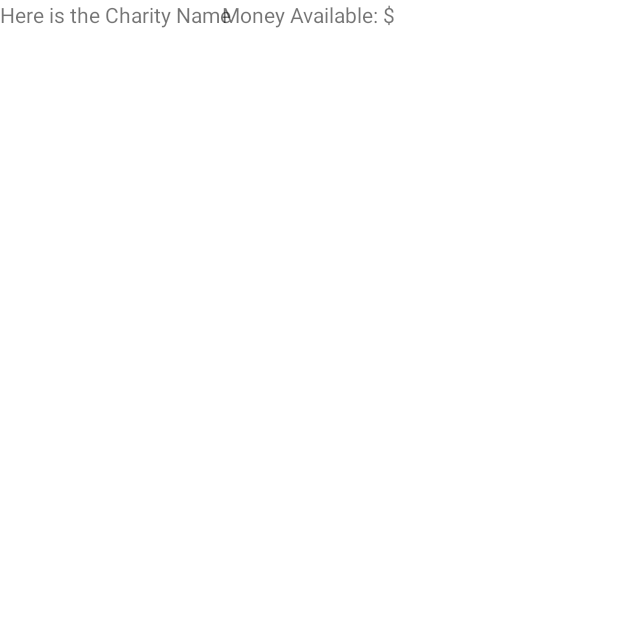
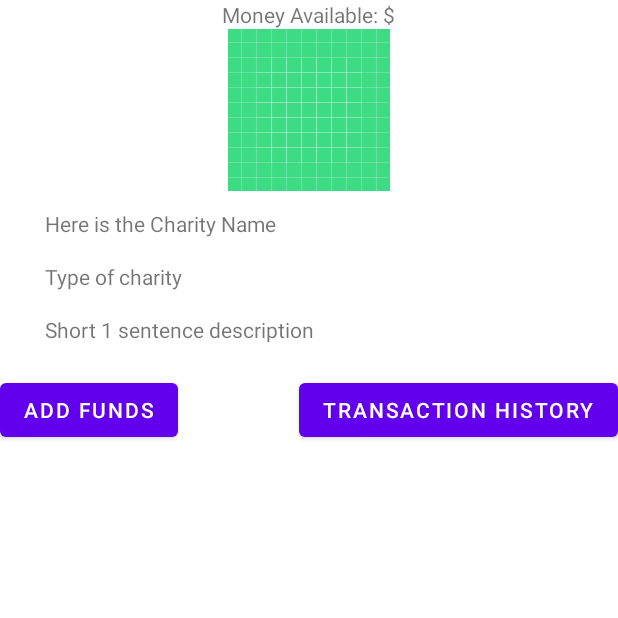
Before and after one commit to jrbjrb1212/Donatr, an Android app: the screen it shows after launch (MainActivity), on a phone screen of 412 x 824 dp, the top half of it. Run offline under Robolectric (Android 15) with nearby library versions, the phone set to English and light mode, and no system bars.

Commit message:
MainActivity xml, add funds xml, and code structure for add funds methods

```diff
--- a/app/src/main/res/layout/activity_main.xml
+++ b/app/src/main/res/layout/activity_main.xml
@@ -6,19 +6,31 @@
     android:layout_width="match_parent"
     android:layout_height="match_parent">
 
-
-    <TextView
-        android:layout_width="wrap_content"
-        android:layout_height="wrap_content"
-        android:text="Money Available: $"
+    <include
+        android:id="@+id/entireCharityInfo"
+        layout="@layout/card_view"
         app:layout_constraintEnd_toEndOf="parent"
         app:layout_constraintStart_toStartOf="parent"
         app:layout_constraintTop_toTopOf="parent" />
 
-    <include
-        android:id="@+id/scroller"
-        layout="@layout/card_view"
-        />
+    <Button
+        android:id="@+id/fundDialog"
+        android:layout_width="wrap_content"
+        android:layout_height="wrap_content"
+        android:text="Add Funds"
+        android:layout_marginTop="20dp"
+        app:layout_constraintTop_toBottomOf="@+id/entireCharityInfo"
+        app:layout_constraintStart_toStartOf="parent"/>
+
+    <Button
+        android:id="@+id/transHistory"
+        android:layout_width="wrap_content"
+        android:layout_height="wrap_content"
+        android:text="Transaction History"
+        android:layout_marginTop="20dp"
+        app:layout_constraintEnd_toEndOf="parent"
+        app:layout_constraintTop_toBottomOf="@+id/entireCharityInfo" />
+
 
 
 </androidx.constraintlayout.widget.ConstraintLayout>
--- a/app/src/main/res/layout/card_view.xml
+++ b/app/src/main/res/layout/card_view.xml
@@ -1,15 +1,60 @@
 <?xml version="1.0" encoding="utf-8"?>
 <androidx.constraintlayout.widget.ConstraintLayout xmlns:android="http://schemas.android.com/apk/res/android"
+    xmlns:app="http://schemas.android.com/apk/res-auto"
+    xmlns:tools="http://schemas.android.com/tools"
     android:layout_width="match_parent"
-    android:layout_height="match_parent">
+    android:layout_height="wrap_content"
+    android:layout_marginTop="50dp"
+    android:layout_marginHorizontal="30dp">
+
+    <TextView
+        android:id="@+id/moneyAvailable"
+        android:layout_width="wrap_content"
+        android:layout_height="wrap_content"
+        android:text="Money Available: $"
+        app:layout_constraintEnd_toEndOf="parent"
+        app:layout_constraintStart_toStartOf="parent"
+        app:layout_constraintTop_toTopOf="parent" />
 
     <ImageView
-        android:layout_width="wrap_content"
-        android:layout_height="wrap_content">
-    </ImageView>
+        android:id="@+id/charityPic"
+        android:layout_width="match_parent"
+        android:layout_height="wrap_content"
+        app:layout_constraintEnd_toEndOf="parent"
+        app:layout_constraintStart_toStartOf="parent"
+        app:layout_constraintTop_toBottomOf="@+id/moneyAvailable"
+        app:srcCompat="@drawable/ic_launcher_background"></ImageView>
 
     <TextView
-        android:layout_width="wrap_content"
+        android:id="@+id/charityName"
+        android:layout_width="match_parent"
         android:layout_height="wrap_content"
-        android:text="Here is the Charity Name"></TextView>
+        android:layout_marginTop="12dp"
+        android:text="Here is the Charity Name"
+        app:layout_constraintEnd_toEndOf="parent"
+        app:layout_constraintHorizontal_bias="0.498"
+        app:layout_constraintStart_toStartOf="parent"
+        app:layout_constraintTop_toBottomOf="@+id/charityPic" />
+
+    <TextView
+        android:id="@+id/charityType"
+        android:layout_width="match_parent"
+        android:layout_height="wrap_content"
+        android:layout_marginTop="16dp"
+        android:text="Type of charity"
+        app:layout_constraintEnd_toEndOf="parent"
+        app:layout_constraintStart_toStartOf="parent"
+        app:layout_constraintTop_toBottomOf="@+id/charityName" />
+
+    <TextView
+        android:id="@+id/shortBioCharity"
+        android:layout_width="match_parent"
+        android:layout_height="wrap_content"
+        android:layout_marginTop="16dp"
+        android:text="Short 1 sentence description"
+        app:layout_constraintEnd_toEndOf="parent"
+        app:layout_constraintStart_toStartOf="parent"
+        app:layout_constraintTop_toBottomOf="@+id/charityType" />
+
+
 </androidx.constraintlayout.widget.ConstraintLayout>
```
Also changed, not shown: app/src/main/java/com/example/donatr/FundAddDiag.kt (added, +29 -0 lines), app/src/main/java/com/example/donatr/MainActivity.kt (+27 -7 lines), app/src/main/res/layout/add_funds_diag.xml (+27 -12 lines).
